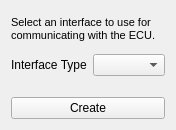
Above: src/ui/addinterfacedialog.ui from LibreTuner/LibreTuner before the change. Below: the same form after it.
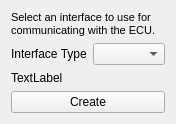
That is the form after the change.

What changed in the file:
```diff
--- a/src/ui/addinterfacedialog.ui
+++ b/src/ui/addinterfacedialog.ui
@@ -7,7 +7,7 @@
     <x>0</x>
     <y>0</y>
     <width>169</width>
-    <height>103</height>
+    <height>129</height>
    </rect>
   </property>
   <property name="sizePolicy">
@@ -20,6 +20,9 @@
    <string>Form</string>
   </property>
   <layout class="QVBoxLayout" name="layout">
+   <property name="sizeConstraint">
+    <enum>QLayout::SetFixedSize</enum>
+   </property>
    <item>
     <layout class="QVBoxLayout" name="mainLayout">
      <property name="spacing">
@@ -79,6 +82,13 @@
      </item>
     </layout>
    </item>
+   <item>
+    <widget class="QLabel" name="labelError">
+     <property name="text">
+      <string>TextLabel</string>
+     </property>
+    </widget>
+   </item>
    <item>
     <widget class="QPushButton" name="buttonCreate">
      <property name="text">
```
Left out of the diff: 2 changed lines with no effect on the pictures.
